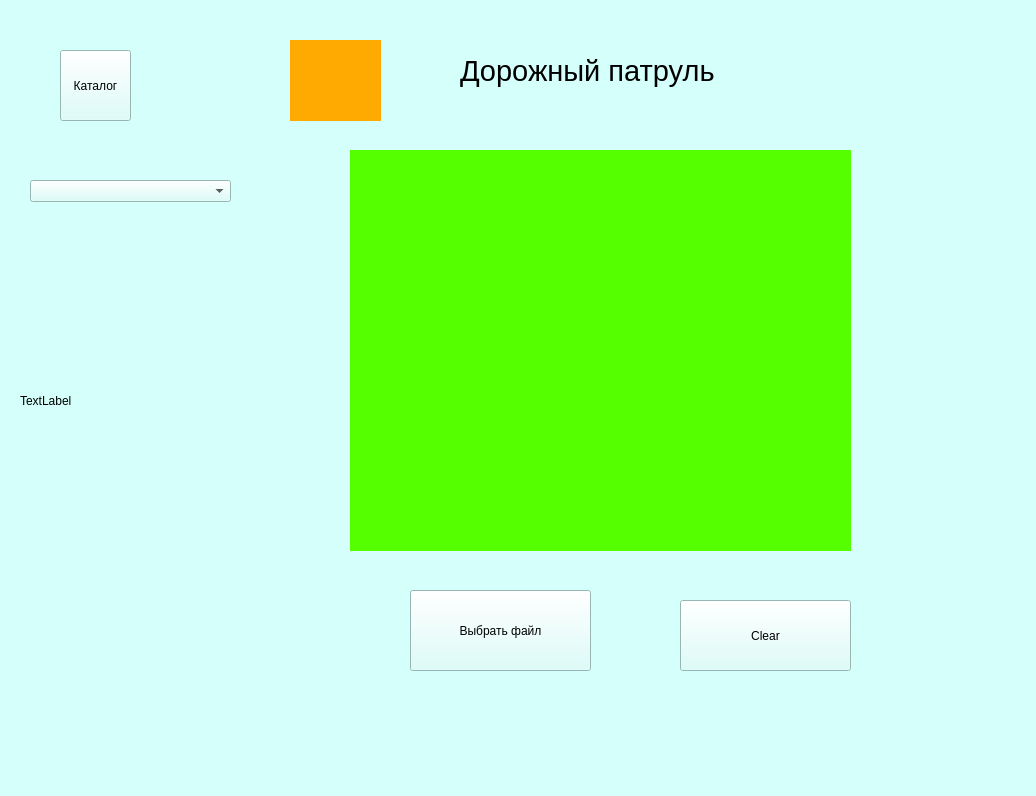
Before: the Qt Designer form untitled.ui in DanilaSenin/Highway_Patrol_FinalVersion, drawn with Qt 5.
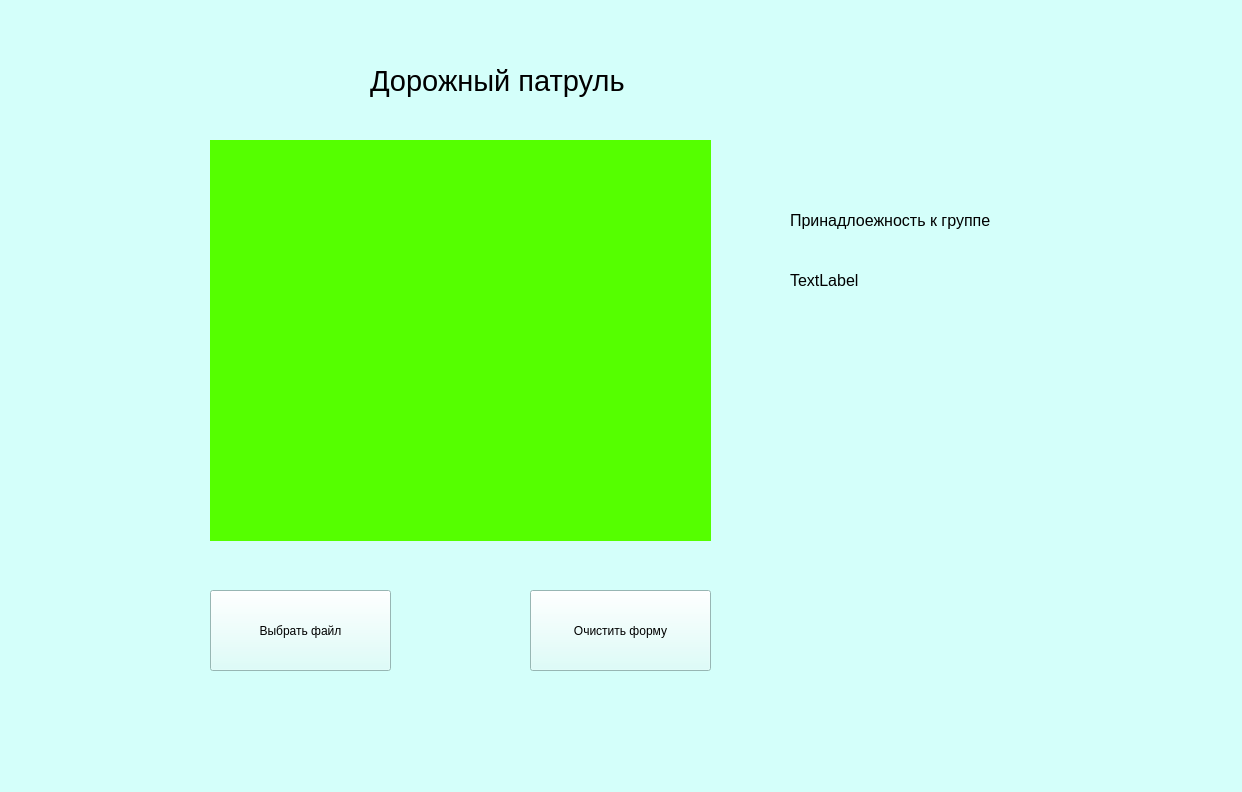
After: the same form once the commit is applied. Icons and pictures are not drawn.

The edit to the form file:
```diff
--- a/untitled.ui
+++ b/untitled.ui
@@ -6,8 +6,8 @@
    <rect>
     <x>0</x>
     <y>0</y>
-    <width>1036</width>
-    <height>796</height>
+    <width>1242</width>
+    <height>792</height>
    </rect>
   </property>
   <property name="windowTitle">
@@ -20,7 +20,7 @@
    <widget class="QPushButton" name="pushButton">
     <property name="geometry">
      <rect>
-      <x>410</x>
+      <x>210</x>
       <y>590</y>
       <width>181</width>
       <height>81</height>
@@ -30,11 +30,11 @@
      <string>Выбрать файл</string>
     </property>
    </widget>
-   <widget class="QLabel" name="label">
+   <widget class="QLabel" name="Logo">
     <property name="geometry">
      <rect>
-      <x>460</x>
-      <y>30</y>
+      <x>370</x>
+      <y>40</y>
       <width>341</width>
       <height>81</height>
      </rect>
@@ -54,34 +54,11 @@
      <string>Дорожный патруль</string>
     </property>
    </widget>
-   <widget class="QComboBox" name="comboBox">
-    <property name="geometry">
-     <rect>
-      <x>30</x>
-      <y>180</y>
-      <width>201</width>
-      <height>22</height>
-     </rect>
-    </property>
-   </widget>
-   <widget class="QPushButton" name="pushButton_2">
-    <property name="geometry">
-     <rect>
-      <x>60</x>
-      <y>50</y>
-      <width>71</width>
-      <height>71</height>
-     </rect>
-    </property>
-    <property name="text">
-     <string>Каталог</string>
-    </property>
-   </widget>
    <widget class="QLabel" name="pic">
     <property name="geometry">
      <rect>
-      <x>350</x>
-      <y>150</y>
+      <x>210</x>
+      <y>140</y>
       <width>501</width>
       <height>401</height>
      </rect>
@@ -103,14 +80,14 @@
    <widget class="QLabel" name="eticetka">
     <property name="geometry">
      <rect>
-      <x>290</x>
+      <x>210</x>
       <y>40</y>
       <width>91</width>
       <height>81</height>
      </rect>
     </property>
     <property name="styleSheet">
-     <string notr="true">background-color: rgb(255, 170, 0);</string>
+     <string notr="true"/>
     </property>
     <property name="text">
      <string/>
@@ -122,15 +99,20 @@
      <bool>true</bool>
     </property>
    </widget>
-   <widget class="QLabel" name="navs">
+   <widget class="QLabel" name="label">
     <property name="geometry">
      <rect>
-      <x>20</x>
-      <y>240</y>
-      <width>301</width>
-      <height>321</height>
+      <x>790</x>
+      <y>250</y>
+      <width>401</width>
+      <height>61</height>
      </rect>
     </property>
+    <property name="font">
+     <font>
+      <pointsize>12</pointsize>
+     </font>
+    </property>
     <property name="text">
      <string>TextLabel</string>
     </property>
@@ -138,14 +120,32 @@
    <widget class="QPushButton" name="pushButton_3">
     <property name="geometry">
      <rect>
-      <x>680</x>
-      <y>600</y>
-      <width>171</width>
-      <height>71</height>
+      <x>530</x>
+      <y>590</y>
+      <width>181</width>
+      <height>81</height>
      </rect>
     </property>
     <property name="text">
-     <string>Clear</string>
+     <string>Очистить форму</string>
+    </property>
+   </widget>
+   <widget class="QLabel" name="Teee">
+    <property name="geometry">
+     <rect>
+      <x>790</x>
+      <y>200</y>
+      <width>421</width>
+      <height>41</height>
+     </rect>
+    </property>
+    <property name="font">
+     <font>
+      <pointsize>12</pointsize>
+     </font>
+    </property>
+    <property name="text">
+     <string>Принадлоежность к группе</string>
     </property>
    </widget>
   </widget>
```
Left out of the diff: 2 changed lines with no effect on the pictures.
